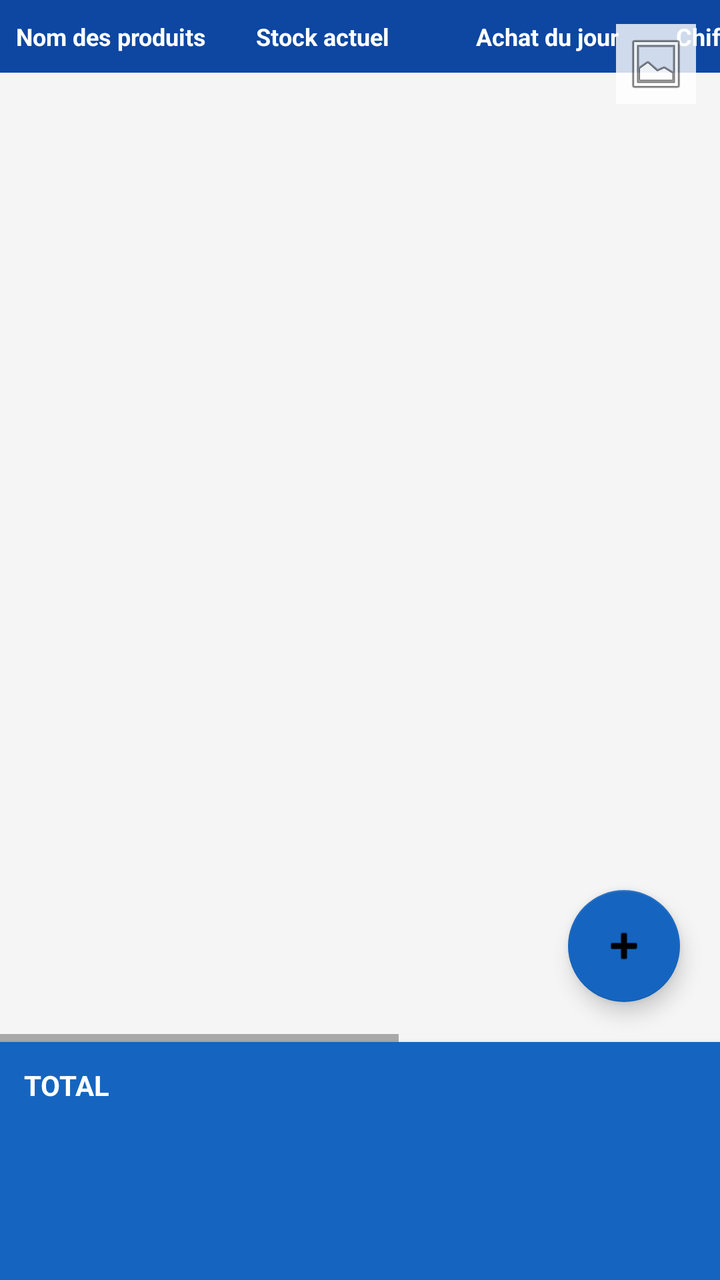
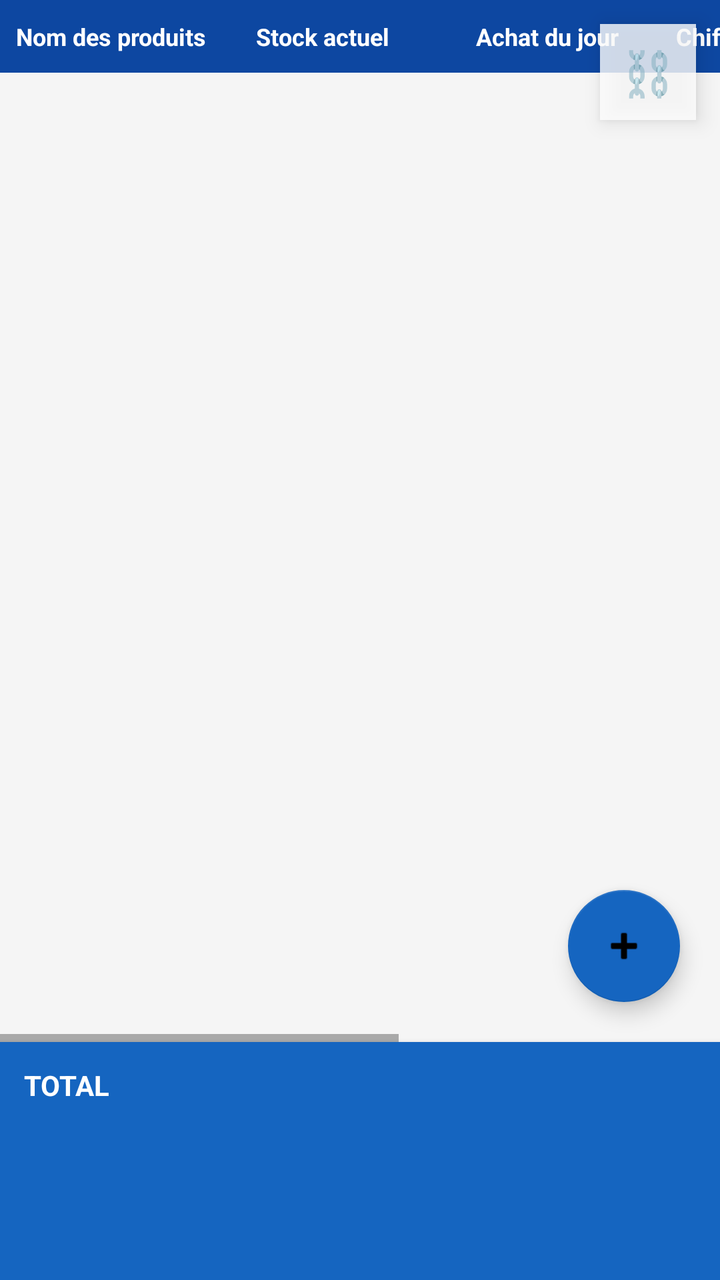

Two renders of the same Android screen: before a commit and after it. Below are the layout's source before the change and the commit's diff.
<!-- AndroidManifest.xml: application theme Theme.MonStock -->
<!-- res/layout/fragment_ingredients.xml -->
<?xml version="1.0" encoding="utf-8"?>
<FrameLayout xmlns:android="http://schemas.android.com/apk/res/android"
    xmlns:app="http://schemas.android.com/apk/res-auto"
    android:layout_width="match_parent"
    android:layout_height="match_parent">

    <ImageView
        android:id="@+id/ivBackground"
        android:layout_width="match_parent"
        android:layout_height="match_parent"
        android:scaleType="centerCrop"
        android:alpha="0.22"
        android:contentDescription="@null" />

    <LinearLayout
        android:layout_width="match_parent"
        android:layout_height="match_parent"
        android:orientation="vertical">

        <FrameLayout
            android:layout_width="match_parent"
            android:layout_height="0dp"
            android:layout_weight="1">

            <HorizontalScrollView
                android:layout_width="match_parent"
                android:layout_height="match_parent"
                android:scrollbars="horizontal">

                <LinearLayout
                    android:layout_width="wrap_content"
                    android:layout_height="match_parent"
                    android:orientation="vertical">

                    <include layout="@layout/item_ingredient_header" />

                    <androidx.recyclerview.widget.RecyclerView
                        android:id="@+id/recyclerView"
                        android:layout_width="wrap_content"
                        android:layout_height="0dp"
                        android:layout_weight="1" />

                </LinearLayout>
            </HorizontalScrollView>

            <TextView
                android:id="@+id/tvEmpty"
                android:layout_width="wrap_content"
                android:layout_height="wrap_content"
                android:layout_gravity="center"
                android:text="@string/no_ingredients"
                android:textColor="#888888"
                android:visibility="gone" />

            <com.google.android.material.floatingactionbutton.FloatingActionButton
                android:id="@+id/fabAdd"
                android:layout_width="wrap_content"
                android:layout_height="wrap_content"
                android:layout_gravity="bottom|end"
                android:layout_margin="20dp"
                android:src="@android:drawable/ic_input_add"
                app:backgroundTint="?attr/colorPrimary" />

        </FrameLayout>

        <androidx.cardview.widget.CardView
            android:layout_width="match_parent"
            android:layout_height="wrap_content"
            app:cardBackgroundColor="?attr/colorPrimary"
            app:cardCornerRadius="0dp"
            app:cardElevation="4dp">

            <LinearLayout
                android:layout_width="match_parent"
                android:layout_height="wrap_content"
                android:orientation="vertical"
                android:padding="12dp">

                <TextView
                    android:layout_width="match_parent"
                    android:layout_height="wrap_content"
                    android:text="TOTAL"
                    android:textColor="@color/white"
                    android:textStyle="bold" />

                <TextView
                    android:id="@+id/tvTotalStock"
                    android:layout_width="match_parent"
                    android:layout_height="wrap_content"
                    android:textColor="@color/white"
                    android:textSize="13sp" />

                <TextView
                    android:id="@+id/tvTotalAchat"
                    android:layout_width="match_parent"
                    android:layout_height="wrap_content"
                    android:textColor="@color/white"
                    android:textSize="13sp" />

                <TextView
                    android:id="@+id/tvTotalNouveau"
                    android:layout_width="match_parent"
                    android:layout_height="wrap_content"
                    android:textColor="@color/white"
                    android:textSize="13sp" />

                <TextView
                    android:id="@+id/tvTotalChiffres"
                    android:layout_width="match_parent"
                    android:layout_height="wrap_content"
                    android:textStyle="bold"
                    android:textSize="14sp"
                    android:layout_marginTop="4dp" />

            </LinearLayout>
        </androidx.cardview.widget.CardView>

    </LinearLayout>

    <ImageButton
        android:id="@+id/btnChangeBackground"
        android:layout_width="40dp"
        android:layout_height="40dp"
        android:layout_gravity="top|end"
        android:layout_margin="12dp"
        android:background="#CCFFFFFF"
        android:padding="8dp"
        android:src="@android:drawable/ic_menu_gallery"
        android:contentDescription="@null" />

</FrameLayout>
<!-- res/layout/item_ingredient_header.xml (included above) -->
<?xml version="1.0" encoding="utf-8"?>
<LinearLayout xmlns:android="http://schemas.android.com/apk/res/android"
    android:layout_width="wrap_content"
    android:layout_height="wrap_content"
    android:orientation="horizontal"
    android:background="@color/primary_dark"
    android:paddingVertical="10dp">

    <TextView
        android:layout_width="120dp"
        android:layout_height="wrap_content"
        android:paddingHorizontal="8dp"
        android:text="Nom des produits"
        android:textColor="@color/white"
        android:textStyle="bold"
        android:textSize="12sp" />

    <TextView
        android:layout_width="110dp"
        android:layout_height="wrap_content"
        android:paddingHorizontal="8dp"
        android:text="Stock actuel"
        android:textColor="@color/white"
        android:textStyle="bold"
        android:textSize="12sp" />

    <TextView
        android:layout_width="100dp"
        android:layout_height="wrap_content"
        android:paddingHorizontal="8dp"
        android:text="Achat du jour"
        android:textColor="@color/white"
        android:textStyle="bold"
        android:textSize="12sp" />

    <TextView
        android:layout_width="120dp"
        android:layout_height="wrap_content"
        android:paddingHorizontal="8dp"
        android:text="Chiffres (auto)"
        android:textColor="@color/white"
        android:textStyle="bold"
        android:textSize="12sp" />

    <TextView
        android:layout_width="110dp"
        android:layout_height="wrap_content"
        android:paddingHorizontal="8dp"
        android:text="Nouveau stock"
        android:textColor="@color/white"
        android:textStyle="bold"
        android:textSize="12sp" />

    <TextView
        android:layout_width="90dp"
        android:layout_height="wrap_content"
        android:paddingHorizontal="8dp"
        android:text="Actions"
        android:textColor="@color/white"
        android:textStyle="bold"
        android:textSize="12sp" />

</LinearLayout>
<!-- resources referenced by this layout -->
<resources>
  <color name="primary_dark">#0D47A1</color>
  <color name="white">#FFFFFF</color>
  <string name="no_ingredients">Aucun ingrédient. Appuie sur + pour en ajouter.</string>
  <style name="Theme.MonStock" parent="Theme.MaterialComponents.DayNight.NoActionBar">
          <item name="colorPrimary">@color/primary</item>
          <item name="colorPrimaryDark">@color/primary_dark</item>
          <item name="colorAccent">@color/accent</item>
          <item name="android:windowBackground">@color/background</item>
      </style>
  <color name="primary">#1565C0</color>
  <color name="accent">#43A047</color>
  <color name="background">#F5F5F5</color>
</resources>

<!-- the commit's change to res/layout/fragment_ingredients.xml (unified diff, before → after) -->
@@ -3,14 +3,6 @@
     xmlns:app="http://schemas.android.com/apk/res-auto"
     android:layout_width="match_parent"
     android:layout_height="match_parent">
-
-    <ImageView
-        android:id="@+id/ivBackground"
-        android:layout_width="match_parent"
-        android:layout_height="match_parent"
-        android:scaleType="centerCrop"
-        android:alpha="0.22"
-        android:contentDescription="@null" />
 
     <LinearLayout
         android:layout_width="match_parent"
@@ -117,15 +109,17 @@
 
     </LinearLayout>
 
-    <ImageButton
-        android:id="@+id/btnChangeBackground"
-        android:layout_width="40dp"
-        android:layout_height="40dp"
+    <TextView
+        android:id="@+id/btnValidateStock"
+        android:layout_width="48dp"
+        android:layout_height="48dp"
         android:layout_gravity="top|end"
         android:layout_margin="12dp"
         android:background="#CCFFFFFF"
-        android:padding="8dp"
-        android:src="@android:drawable/ic_menu_gallery"
+        android:gravity="center"
+        android:text="⛓️"
+        android:textSize="22sp"
+        android:elevation="6dp"
         android:contentDescription="@null" />
 
 </FrameLayout>
